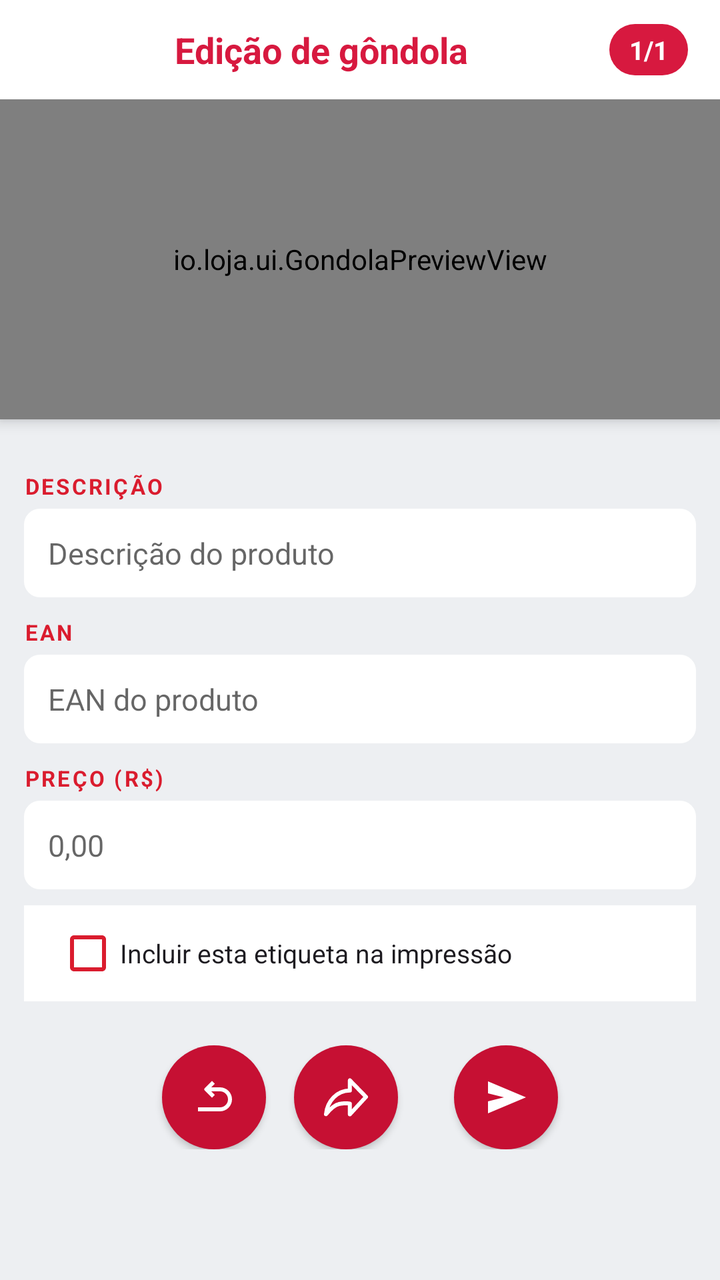
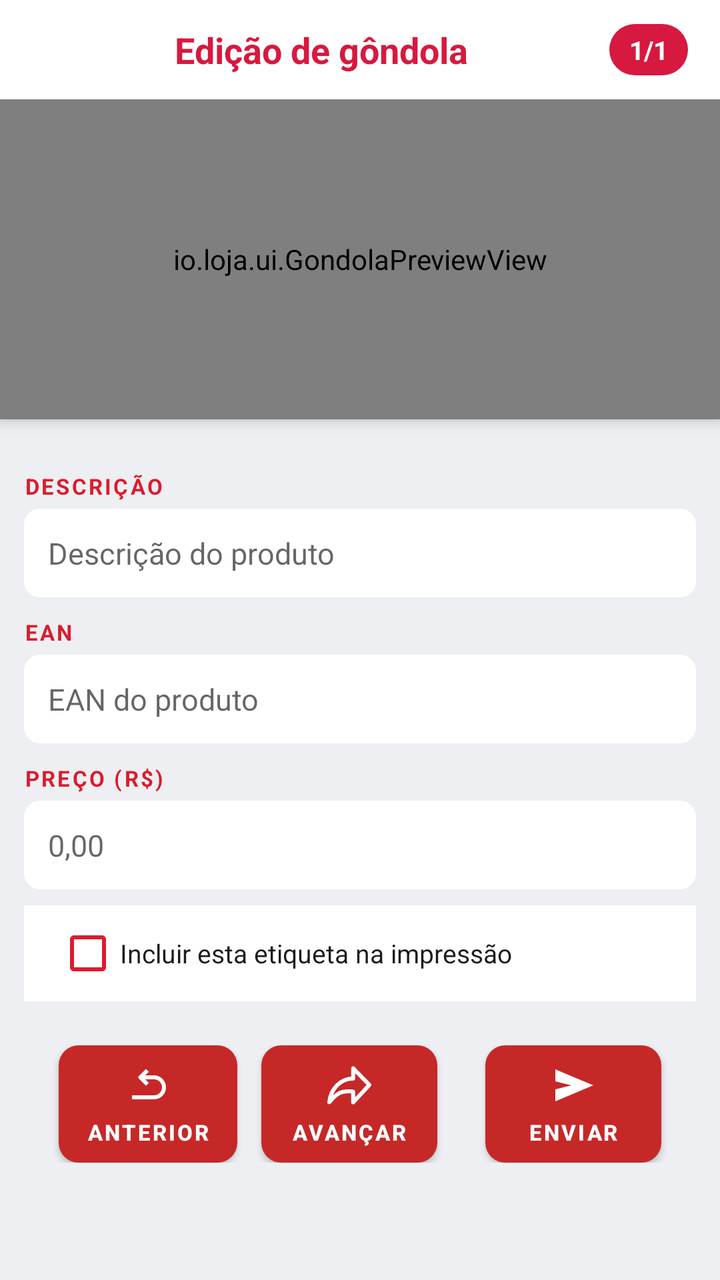

Screens rendered from an Android XML layout before and after an edit, with the pre-edit source and the edit as a unified diff.
<!-- AndroidManifest.xml: activity theme AppTheme.NoActionBar -->
<!-- res/layout/activity_gondola_editavel.xml -->
<?xml version="1.0" encoding="utf-8"?>
<androidx.coordinatorlayout.widget.CoordinatorLayout xmlns:android="http://schemas.android.com/apk/res/android"
    xmlns:app="http://schemas.android.com/apk/res-auto"
    android:layout_width="match_parent"
    android:layout_height="match_parent"
    android:background="#EDEFF2">

    
    <com.google.android.material.appbar.AppBarLayout
        android:layout_width="match_parent"
        android:layout_height="wrap_content"
        android:background="@android:color/transparent">

        
        <LinearLayout
            android:layout_width="match_parent"
            android:layout_height="wrap_content"
            android:orientation="horizontal"
            android:gravity="center_vertical"
            android:background="#FFFFFF"
            android:paddingHorizontal="16dp"
            android:paddingTop="12dp"
            android:paddingBottom="12dp"
            app:layout_scrollFlags="scroll|enterAlways|snap">

            <TextView
                android:id="@+id/btnVoltar"
                android:layout_width="36dp"
                android:layout_height="36dp"
                android:background="@drawable/circle_white_transparent"
                android:gravity="center"
                android:text="&lt;"
                android:textSize="20sp"
                android:textStyle="bold"
                android:textColor="#FFFFFF"
                android:clickable="true"
                android:focusable="true"
                android:visibility="gone" />

            <TextView
                android:layout_width="0dp"
                android:layout_height="wrap_content"
                android:layout_weight="1"
                android:gravity="center"
                android:text="Edição de gôndola"
                android:textColor="#D7193F"
                android:textSize="18sp"
                android:textStyle="bold" />

            <TextView
                android:id="@+id/tvPosicao"
                android:layout_width="wrap_content"
                android:layout_height="wrap_content"
                android:text="1/1"
                android:textColor="#FFFFFF"
                android:textSize="13sp"
                android:textStyle="bold"
                android:background="@drawable/bg_counter_red"
                android:paddingHorizontal="10dp"
                android:paddingVertical="4dp" />
        </LinearLayout>

        
        <io.loja.ui.GondolaPreviewView
            android:id="@+id/previewGondola"
            android:layout_width="match_parent"
            android:layout_height="160dp"
            android:background="#FFFFFF" />
    </com.google.android.material.appbar.AppBarLayout>

    
    <androidx.core.widget.NestedScrollView
        android:layout_width="match_parent"
        android:layout_height="match_parent"
        android:fillViewport="true"
        app:layout_behavior="com.google.android.material.appbar.AppBarLayout$ScrollingViewBehavior">

        <LinearLayout
            android:layout_width="match_parent"
            android:layout_height="wrap_content"
            android:orientation="vertical"
            android:padding="12dp">

            
            <TextView
                android:layout_width="wrap_content"
                android:layout_height="wrap_content"
                android:layout_marginTop="14dp"
                android:text="DESCRIÇÃO"
                android:textSize="11sp"
                android:textStyle="bold"
                android:textColor="#DA1C2E"
                android:letterSpacing="0.1" />

            <EditText
                android:id="@+id/etDescricao"
                android:layout_width="match_parent"
                android:layout_height="wrap_content"
                android:layout_marginTop="4dp"
                android:background="@drawable/bg_white_rounded"
                android:padding="12dp"
                android:textSize="15sp"
                android:textColor="#1A1A1A"
                android:singleLine="true"
                android:hint="Descrição do produto" />

            <TextView
                android:layout_width="wrap_content"
                android:layout_height="wrap_content"
                android:layout_marginTop="10dp"
                android:text="EAN"
                android:textSize="11sp"
                android:textStyle="bold"
                android:textColor="#DA1C2E"
                android:letterSpacing="0.1" />

            <EditText
                android:id="@+id/etEan"
                android:layout_width="match_parent"
                android:layout_height="wrap_content"
                android:layout_marginTop="4dp"
                android:background="@drawable/bg_white_rounded"
                android:padding="12dp"
                android:textSize="15sp"
                android:textColor="#1A1A1A"
                android:singleLine="true"
                android:inputType="number"
                android:hint="EAN do produto" />

            
            <LinearLayout
                android:id="@+id/layoutNormal"
                android:layout_width="match_parent"
                android:layout_height="wrap_content"
                android:orientation="vertical">

                <TextView
                    android:layout_width="wrap_content"
                    android:layout_height="wrap_content"
                    android:layout_marginTop="10dp"
                    android:text="PREÇO (R$)"
                    android:textSize="11sp"
                    android:textStyle="bold"
                    android:textColor="#DA1C2E"
                    android:letterSpacing="0.1" />

                <EditText
                    android:id="@+id/etPreco"
                    android:layout_width="match_parent"
                    android:layout_height="wrap_content"
                    android:layout_marginTop="4dp"
                    android:background="@drawable/bg_white_rounded"
                    android:padding="12dp"
                    android:textSize="15sp"
                    android:textColor="#1A1A1A"
                    android:singleLine="true"
                    android:inputType="numberDecimal"
                    android:hint="0,00" />
            </LinearLayout>

            
            <LinearLayout
                android:id="@+id/layoutDepor"
                android:layout_width="match_parent"
                android:layout_height="wrap_content"
                android:orientation="vertical"
                android:visibility="gone">

                <TextView
                    android:layout_width="wrap_content"
                    android:layout_height="wrap_content"
                    android:layout_marginTop="10dp"
                    android:text="PREÇO DE (R$)"
                    android:textSize="11sp"
                    android:textStyle="bold"
                    android:textColor="#DA1C2E"
                    android:letterSpacing="0.1" />

                <EditText
                    android:id="@+id/etPrecoDe"
                    android:layout_width="match_parent"
                    android:layout_height="wrap_content"
                    android:layout_marginTop="4dp"
                    android:background="@drawable/bg_white_rounded"
                    android:padding="12dp"
                    android:textSize="15sp"
                    android:textColor="#1A1A1A"
                    android:singleLine="true"
                    android:inputType="numberDecimal"
                    android:hint="0,00" />

                <TextView
                    android:layout_width="wrap_content"
                    android:layout_height="wrap_content"
                    android:layout_marginTop="10dp"
                    android:text="PREÇO POR (R$)"
                    android:textSize="11sp"
                    android:textStyle="bold"
                    android:textColor="#DA1C2E"
                    android:letterSpacing="0.1" />

                <EditText
                    android:id="@+id/etPrecoPor"
                    android:layout_width="match_parent"
                    android:layout_height="wrap_content"
                    android:layout_marginTop="4dp"
                    android:background="@drawable/bg_white_rounded"
                    android:padding="12dp"
                    android:textSize="15sp"
                    android:textColor="#1A1A1A"
                    android:singleLine="true"
                    android:inputType="numberDecimal"
                    android:hint="0,00" />
            </LinearLayout>

            
            <LinearLayout
                android:id="@+id/layoutLeveGanhe"
                android:layout_width="match_parent"
                android:layout_height="wrap_content"
                android:orientation="vertical"
                android:visibility="gone">

                <TextView
                    android:layout_width="wrap_content"
                    android:layout_height="wrap_content"
                    android:layout_marginTop="10dp"
                    android:text="PREÇO UNITÁRIO - AMARELO (R$)"
                    android:textSize="11sp"
                    android:textStyle="bold"
                    android:textColor="#DA1C2E"
                    android:letterSpacing="0.1" />

                <EditText
                    android:id="@+id/etPrecoUnitario"
                    android:layout_width="match_parent"
                    android:layout_height="wrap_content"
                    android:layout_marginTop="4dp"
                    android:background="@drawable/bg_white_rounded"
                    android:padding="12dp"
                    android:textSize="15sp"
                    android:textColor="#1A1A1A"
                    android:singleLine="true"
                    android:inputType="numberDecimal"
                    android:hint="0,00" />

                <TextView
                    android:layout_width="wrap_content"
                    android:layout_height="wrap_content"
                    android:layout_marginTop="10dp"
                    android:text="QUANTIDADE (LEVE)"
                    android:textSize="11sp"
                    android:textStyle="bold"
                    android:textColor="#DA1C2E"
                    android:letterSpacing="0.1" />

                <EditText
                    android:id="@+id/etQtd"
                    android:layout_width="match_parent"
                    android:layout_height="wrap_content"
                    android:layout_marginTop="4dp"
                    android:background="@drawable/bg_white_rounded"
                    android:padding="12dp"
                    android:textSize="15sp"
                    android:textColor="#1A1A1A"
                    android:singleLine="true"
                    android:inputType="number"
                    android:hint="2" />

                <TextView
                    android:layout_width="wrap_content"
                    android:layout_height="wrap_content"
                    android:layout_marginTop="10dp"
                    android:text="PREÇO PROMOCIONAL - TOTAL (R$)"
                    android:textSize="11sp"
                    android:textStyle="bold"
                    android:textColor="#DA1C2E"
                    android:letterSpacing="0.1" />

                <EditText
                    android:id="@+id/etPrecoPromo"
                    android:layout_width="match_parent"
                    android:layout_height="wrap_content"
                    android:layout_marginTop="4dp"
                    android:background="@drawable/bg_white_rounded"
                    android:padding="12dp"
                    android:textSize="15sp"
                    android:textColor="#1A1A1A"
                    android:singleLine="true"
                    android:inputType="numberDecimal"
                    android:hint="0,00" />

                <TextView
                    android:layout_width="wrap_content"
                    android:layout_height="wrap_content"
                    android:layout_marginTop="10dp"
                    android:text="QUANTO FICA (R$)"
                    android:textSize="11sp"
                    android:textStyle="bold"
                    android:textColor="#DA1C2E"
                    android:letterSpacing="0.1" />

                <EditText
                    android:id="@+id/etQuantoFica"
                    android:layout_width="match_parent"
                    android:layout_height="wrap_content"
                    android:layout_marginTop="4dp"
                    android:background="@drawable/bg_white_rounded"
                    android:padding="12dp"
                    android:textSize="15sp"
                    android:textColor="#1A1A1A"
                    android:singleLine="true"
                    android:inputType="numberDecimal"
                    android:hint="0,00" />
            </LinearLayout>

            
            <LinearLayout
                android:id="@+id/layoutParcelado"
                android:layout_width="match_parent"
                android:layout_height="wrap_content"
                android:orientation="vertical"
                android:visibility="gone">

                <TextView
                    android:layout_width="wrap_content"
                    android:layout_height="wrap_content"
                    android:layout_marginTop="10dp"
                    android:text="VALOR ANTERIOR (R$)"
                    android:textSize="11sp"
                    android:textStyle="bold"
                    android:textColor="#DA1C2E"
                    android:letterSpacing="0.1" />

                <EditText
                    android:id="@+id/etValorAnterior"
                    android:layout_width="match_parent"
                    android:layout_height="wrap_content"
                    android:layout_marginTop="4dp"
                    android:background="@drawable/bg_white_rounded"
                    android:padding="12dp"
                    android:textSize="15sp"
                    android:textColor="#1A1A1A"
                    android:singleLine="true"
                    android:inputType="numberDecimal"
                    android:hint="0,00" />

                <TextView
                    android:id="@+id/tvPrecoParceladoLabel"
                    android:layout_width="wrap_content"
                    android:layout_height="wrap_content"
                    android:layout_marginTop="10dp"
                    android:text="PREÇO PROMOCIONAL (R$)"
                    android:textSize="11sp"
                    android:textStyle="bold"
                    android:textColor="#DA1C2E"
                    android:letterSpacing="0.1" />

                <EditText
                    android:id="@+id/etPrecoParcelado"
                    android:layout_width="match_parent"
                    android:layout_height="wrap_content"
                    android:layout_marginTop="4dp"
                    android:background="@drawable/bg_white_rounded"
                    android:padding="12dp"
                    android:textSize="15sp"
                    android:textColor="#1A1A1A"
                    android:singleLine="true"
                    android:inputType="numberDecimal"
                    android:hint="0,00" />

                <TextView
                    android:layout_width="wrap_content"
                    android:layout_height="wrap_content"
                    android:layout_marginTop="10dp"
                    android:text="Nº DE PARCELAS"
                    android:textSize="11sp"
                    android:textStyle="bold"
                    android:textColor="#DA1C2E"
                    android:letterSpacing="0.1" />

                <EditText
                    android:id="@+id/etParcelas"
                    android:layout_width="match_parent"
                    android:layout_height="wrap_content"
                    android:layout_marginTop="4dp"
                    android:background="@drawable/bg_white_rounded"
                    android:padding="12dp"
                    android:textSize="15sp"
                    android:textColor="#1A1A1A"
                    android:singleLine="true"
                    android:inputType="number"
                    android:hint="10" />

                <TextView
                    android:layout_width="wrap_content"
                    android:layout_height="wrap_content"
                    android:layout_marginTop="10dp"
                    android:text="VALOR DA PARCELA (R$)"
                    android:textSize="11sp"
                    android:textStyle="bold"
                    android:textColor="#DA1C2E"
                    android:letterSpacing="0.1" />

                <EditText
                    android:id="@+id/etValorParcela"
                    android:layout_width="match_parent"
                    android:layout_height="wrap_content"
                    android:layout_marginTop="4dp"
                    android:background="@drawable/bg_white_rounded"
                    android:padding="12dp"
                    android:textSize="15sp"
                    android:textColor="#1A1A1A"
                    android:singleLine="true"
                    android:inputType="numberDecimal"
                    android:hint="0,00" />
            </LinearLayout>

            
            <LinearLayout
                android:layout_width="match_parent"
                android:layout_height="wrap_content"
                android:orientation="horizontal"
                android:gravity="center_vertical"
                android:background="#FFFFFF"
                android:layout_marginTop="8dp"
                android:paddingStart="16dp"
                android:paddingEnd="16dp">

                <CheckBox
                    android:id="@+id/cbIncluir"
                    android:layout_width="wrap_content"
                    android:layout_height="wrap_content"
                    android:buttonTint="#DA1C2E"
                    android:text="Incluir esta etiqueta na impressão"
                    android:textSize="13sp"
                    android:textColor="#1D1B20" />
            </LinearLayout>

            
            <LinearLayout
                android:layout_width="match_parent"
                android:layout_height="wrap_content"
                android:orientation="horizontal"
                android:gravity="center"
                android:layout_marginTop="12dp"
                android:padding="10dp">

                <Button
                    android:id="@+id/btnAnterior"
                    android:layout_width="52dp"
                    android:layout_height="52dp"
                    android:layout_marginEnd="14dp"
                    android:background="@drawable/bg_badge_red"
                    android:elevation="6dp"
                    android:insetTop="0dp"
                    android:insetBottom="0dp"
                    android:padding="0dp"
                    android:text=""
                    app:backgroundTint="@null"
                    app:icon="@drawable/ic_previous"
                    app:iconGravity="textStart"
                    app:iconPadding="0dp" />

                <Button
                    android:id="@+id/btnProximo"
                    android:layout_width="52dp"
                    android:layout_height="52dp"
                    android:layout_marginEnd="14dp"
                    android:background="@drawable/bg_badge_red"
                    android:elevation="6dp"
                    android:insetTop="0dp"
                    android:insetBottom="0dp"
                    android:padding="0dp"
                    android:text=""
                    app:backgroundTint="@null"
                    app:icon="@drawable/ic_next"
                    app:iconGravity="textStart"
                    app:iconPadding="0dp" />

                <Button
                    android:id="@+id/btnEnviar"
                    android:layout_width="52dp"
                    android:layout_height="52dp"
                    android:layout_marginStart="14dp"
                    android:background="@drawable/bg_badge_red"
                    android:elevation="6dp"
                    android:insetTop="0dp"
                    android:insetBottom="0dp"
                    android:padding="0dp"
                    android:text=""
                    app:backgroundTint="@null"
                    app:icon="@drawable/ic_send"
                    app:iconGravity="textStart"
                    app:iconPadding="0dp" />
            </LinearLayout>

        </LinearLayout>
    </androidx.core.widget.NestedScrollView>

</androidx.coordinatorlayout.widget.CoordinatorLayout>
<!-- resources referenced by this layout -->
<resources>
  <!-- drawable bg_badge_red (drawable) -->
  <?xml version="1.0" encoding="utf-8"?>
  <shape xmlns:android="http://schemas.android.com/apk/res/android"
      android:shape="oval">
      <solid android:color="#C61033" />
  </shape>
  <!-- drawable bg_counter_red (drawable) -->
  <?xml version="1.0" encoding="utf-8"?>
  <shape xmlns:android="http://schemas.android.com/apk/res/android"
      android:shape="rectangle">
      <solid android:color="#D7193F" />
      <corners android:radius="20dp" />
  </shape>
  <!-- drawable bg_white_rounded (drawable) -->
  <?xml version="1.0" encoding="utf-8"?>
  <shape xmlns:android="http://schemas.android.com/apk/res/android"
      android:shape="rectangle">
      <solid android:color="#FFFFFF" />
      <corners android:radius="8dp" />
  </shape>
  <!-- drawable circle_white_transparent (drawable) -->
  <?xml version="1.0" encoding="utf-8"?>
  <shape xmlns:android="http://schemas.android.com/apk/res/android"
      android:shape="oval">
      <solid android:color="#33FFFFFF" />
  </shape>
  <!-- drawable ic_next (drawable) -->
  <?xml version="1.0" encoding="utf-8"?>
  <vector xmlns:android="http://schemas.android.com/apk/res/android"
      android:width="24dp"
      android:height="24dp"
      android:viewportWidth="48"
      android:viewportHeight="48">
      <path
          android:fillColor="@android:color/transparent"
          android:strokeColor="#FFFFFF"
          android:strokeWidth="4"
          android:strokeLineJoin="round"
          android:pathData="M4,40.836q7.34,-8.96 13.036,-10.168t10.846,-0.365V41L44,23.545L27.882,7v10.167Q18.359,17.242 11.69,24Q5.023,30.758 4,40.836Z" />
  </vector>
  <!-- drawable ic_previous (drawable) -->
  <?xml version="1.0" encoding="utf-8"?>
  <vector xmlns:android="http://schemas.android.com/apk/res/android"
      android:width="24dp"
      android:height="24dp"
      android:viewportWidth="24"
      android:viewportHeight="24">
      <path
          android:fillColor="#FFFFFF"
          android:fillType="evenOdd"
          android:pathData="M10.586,9l1.828,1.828L11,12.243L7.464,8.707a1,1 0,0 1,0,-1.414L11,3.757l1.414,1.415L10.586,7H15a6,6 0 1,1 0,12H4v-2h11a4,4 0 1,0 0,-8z" />
  </vector>
  <!-- drawable ic_send (drawable) -->
  <?xml version="1.0" encoding="utf-8"?>
  <vector xmlns:android="http://schemas.android.com/apk/res/android"
      android:width="24dp"
      android:height="24dp"
      android:viewportWidth="24"
      android:viewportHeight="24">
      <path
          android:fillColor="#FFFFFF"
          android:pathData="M3,20v-6l8,-2l-8,-2V4l19,8z" />
  </vector>
  <style name="AppTheme.NoActionBar" parent="Theme.MaterialComponents.Light.NoActionBar">
          <item name="colorPrimary">@color/primary</item>
          <item name="colorPrimaryVariant">@color/primary_dark</item>
          <item name="colorSecondary">@color/accent</item>
          <item name="android:windowBackground">@color/gray_100</item>
          <item name="android:textColor">@color/gray_900</item>
          <item name="android:statusBarColor">@color/primary</item>
      </style>
  <color name="primary">#D7193F</color>
  <color name="primary_dark">#B0172F</color>
  <color name="accent">#4CAF50</color>
  <color name="gray_100">#F5F5F5</color>
  <color name="gray_900">#212121</color>
</resources>

<!-- the commit's change to res/layout/activity_gondola_editavel.xml (unified diff, before → after) -->
@@ -448,51 +448,66 @@
 
                 <Button
                     android:id="@+id/btnAnterior"
-                    android:layout_width="52dp"
-                    android:layout_height="52dp"
-                    android:layout_marginEnd="14dp"
-                    android:background="@drawable/bg_badge_red"
+                    android:layout_width="wrap_content"
+                    android:layout_height="wrap_content"
+                    android:layout_marginEnd="12dp"
+                    android:background="@drawable/btn_red_rounded10"
                     android:elevation="6dp"
                     android:insetTop="0dp"
                     android:insetBottom="0dp"
-                    android:padding="0dp"
-                    android:text=""
+                    android:paddingHorizontal="14dp"
+                    android:paddingVertical="8dp"
+                    android:text="ANTERIOR"
+                    android:textColor="#FFFFFF"
+                    android:textSize="11sp"
+                    android:textStyle="bold"
                     app:backgroundTint="@null"
                     app:icon="@drawable/ic_previous"
-                    app:iconGravity="textStart"
-                    app:iconPadding="0dp" />
+                    app:iconGravity="top"
+                    app:iconPadding="4dp"
+                    app:iconTint="#FFFFFF" />
 
                 <Button
                     android:id="@+id/btnProximo"
-                    android:layout_width="52dp"
-                    android:layout_height="52dp"
-                    android:layout_marginEnd="14dp"
-                    android:background="@drawable/bg_badge_red"
+                    android:layout_width="wrap_content"
+                    android:layout_height="wrap_content"
+                    android:layout_marginEnd="12dp"
+                    android:background="@drawable/btn_red_rounded10"
                     android:elevation="6dp"
                     android:insetTop="0dp"
                     android:insetBottom="0dp"
-                    android:padding="0dp"
-                    android:text=""
+                    android:paddingHorizontal="14dp"
+                    android:paddingVertical="8dp"
+                    android:text="AVANÇAR"
+                    android:textColor="#FFFFFF"
+                    android:textSize="11sp"
+                    android:textStyle="bold"
                     app:backgroundTint="@null"
                     app:icon="@drawable/ic_next"
-                    app:iconGravity="textStart"
-                    app:iconPadding="0dp" />
+                    app:iconGravity="top"
+                    app:iconPadding="4dp"
+                    app:iconTint="#FFFFFF" />
 
                 <Button
                     android:id="@+id/btnEnviar"
-                    android:layout_width="52dp"
-                    android:layout_height="52dp"
-                    android:layout_marginStart="14dp"
-                    android:background="@drawable/bg_badge_red"
+                    android:layout_width="wrap_content"
+                    android:layout_height="wrap_content"
+                    android:layout_marginStart="12dp"
+                    android:background="@drawable/btn_red_rounded10"
                     android:elevation="6dp"
                     android:insetTop="0dp"
                     android:insetBottom="0dp"
-                    android:padding="0dp"
-                    android:text=""
+                    android:paddingHorizontal="14dp"
+                    android:paddingVertical="8dp"
+                    android:text="ENVIAR"
+                    android:textColor="#FFFFFF"
+                    android:textSize="11sp"
+                    android:textStyle="bold"
                     app:backgroundTint="@null"
                     app:icon="@drawable/ic_send"
-                    app:iconGravity="textStart"
-                    app:iconPadding="0dp" />
+                    app:iconGravity="top"
+                    app:iconPadding="4dp"
+                    app:iconTint="#FFFFFF" />
             </LinearLayout>
 
         </LinearLayout>
<!-- resource entries referenced after the edit -->
@@ -1,11 +1,5 @@
 <!-- resources referenced by this layout -->
 <resources>
-  <!-- drawable bg_badge_red (drawable) -->
-  <?xml version="1.0" encoding="utf-8"?>
-  <shape xmlns:android="http://schemas.android.com/apk/res/android"
-      android:shape="oval">
-      <solid android:color="#C61033" />
-  </shape>
   <!-- drawable bg_counter_red (drawable) -->
   <?xml version="1.0" encoding="utf-8"?>
   <shape xmlns:android="http://schemas.android.com/apk/res/android"
@@ -19,6 +13,13 @@
       android:shape="rectangle">
       <solid android:color="#FFFFFF" />
       <corners android:radius="8dp" />
+  </shape>
+  <!-- drawable btn_red_rounded10 (drawable) -->
+  <?xml version="1.0" encoding="utf-8"?>
+  <shape xmlns:android="http://schemas.android.com/apk/res/android"
+      android:shape="rectangle">
+      <solid android:color="#C62828" />
+      <corners android:radius="10dp" />
   </shape>
   <!-- drawable circle_white_transparent (drawable) -->
   <?xml version="1.0" encoding="utf-8"?>
